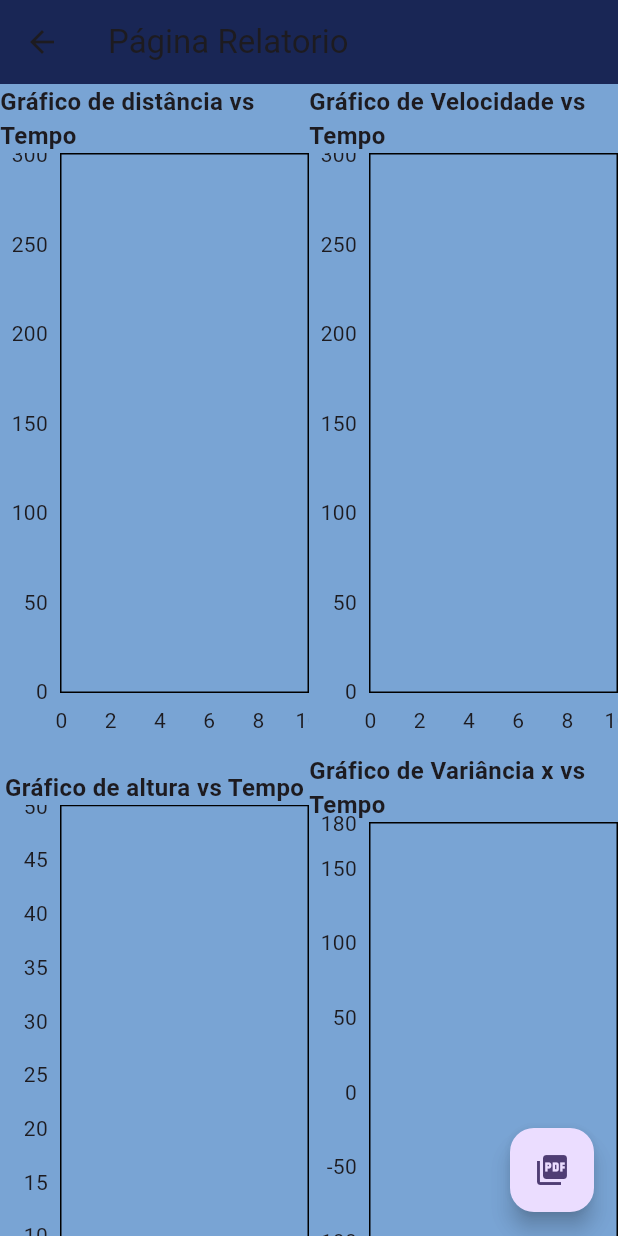
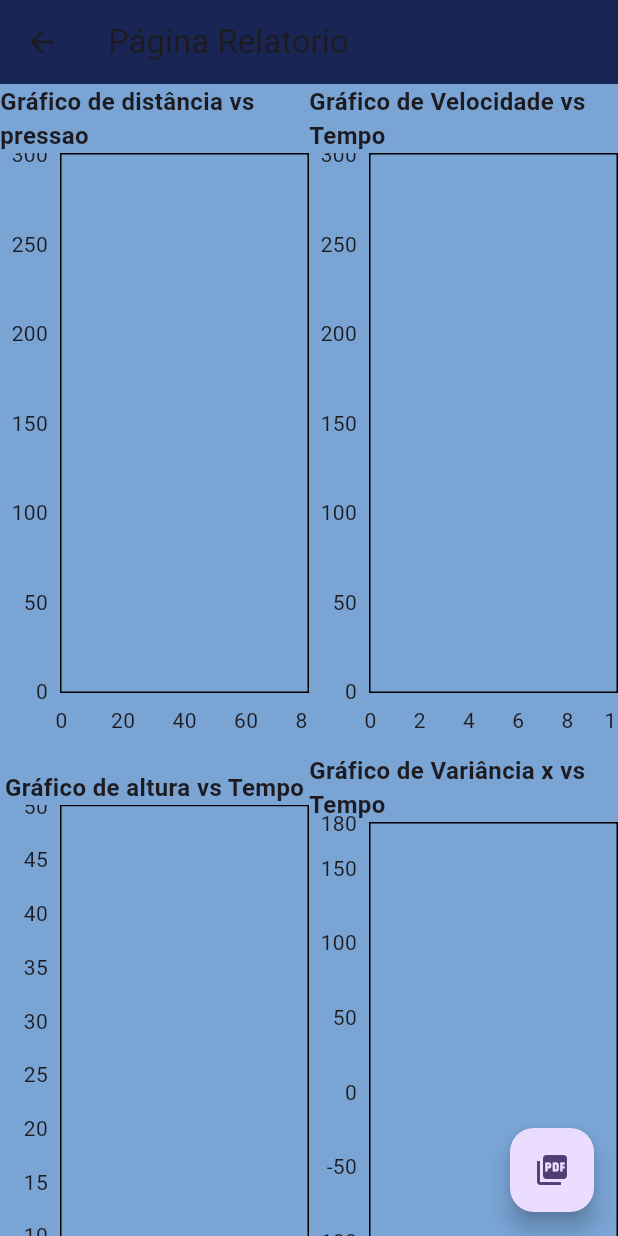
Before and after one commit to libruna/projeto-integrador-1, a Flutter app: the NewPage screen opened directly, after a tap on "Relatório", on a phone screen of 412 x 824 dp. Run offline on Flutter 3.47's test engine with Material 3 defaults, Android fonts, the phone set to English and light mode, and no system bars; drawn by our look-alikes of fl_chart, screenshot; our stand-ins replace pdf, share_plus, syncfusion_flutter_gauges; missing offline and left inert: protobuf, rinf; statements that could not run were skipped.

Commit message:
Add files via upload

```diff
--- a/monitor/lib/bateria.dart
+++ b/monitor/lib/bateria.dart
@@ -14,13 +14,11 @@ class BatteryIndicator extends StatelessWidget {
       child: Column(
         mainAxisAlignment: MainAxisAlignment.center,
         children: [
-          // Barra de bateria vertical
           Container(
             width: 20,
             height: 100,
             decoration: BoxDecoration(
-              border:
-                  Border.all(color: Colors.black, width: 2.5), // Ajuste aqui
+              border: Border.all(color: Colors.black, width: 2.5),
               borderRadius: BorderRadius.circular(5),
             ),
             child: FractionallySizedBox(
@@ -37,7 +35,6 @@ class BatteryIndicator extends StatelessWidget {
             ),
           ),
           SizedBox(height: 8),
-          // Texto da porcentagem de bateria
           Text(
             '$batteryLevel%',
             style: TextStyle(fontSize: 16, fontWeight: FontWeight.bold),
--- a/monitor/lib/grafAltitude.dart
+++ b/monitor/lib/grafAltitude.dart
@@ -24,7 +24,7 @@ class HighState extends State<HighChart> {
     FlSpot(0, 0),
   ];
 
-  double maxX = 10; // Inicialize o valor máximo do eixo X
+  double maxX = 10;
   double maxY = 50;
 
   @override
--- a/monitor/lib/grafDistancia.dart
+++ b/monitor/lib/grafDistancia.dart
@@ -24,7 +24,7 @@ class DistanceState extends State<DistanceChart> {
     FlSpot(0, 0),
   ];
 
-  double maxX = 10; // Inicialize o valor máximo do eixo X
+  double maxX = 80;
   double maxY = 300;
 
   @override
@@ -35,7 +35,7 @@ class DistanceState extends State<DistanceChart> {
       child: Column(
         children: [
           Text(
-            'Gráfico de distância vs Tempo',
+            'Gráfico de distância vs pressao',
             style: TextStyle(
               fontSize: 16,
               fontWeight: FontWeight.bold,
--- a/monitor/lib/grafVelocidade.dart
+++ b/monitor/lib/grafVelocidade.dart
@@ -24,7 +24,7 @@ class VelocityState extends State<VelocityChart> {
     FlSpot(0, 0),
   ];
 
-  double maxX = 10; // Inicialize o valor máximo do eixo X
+  double maxX = 10;
   double maxY = 300;
 
   @override
--- a/monitor/lib/graficox.dart
+++ b/monitor/lib/graficox.dart
@@ -22,7 +22,7 @@ class TimeAngleXChart extends StatefulWidget {
 class _TimeAngleXChartState extends State<TimeAngleXChart> {
   List<FlSpot> data = [];
 
-  double maxX = 20;
+  double maxX = 10;
   double maxY = 180;
 
   @override
--- a/monitor/lib/graficoy.dart
+++ b/monitor/lib/graficoy.dart
@@ -22,7 +22,7 @@ class TimeAngleYChart extends StatefulWidget {
 class _TimeAngleYChartState extends State<TimeAngleYChart> {
   List<FlSpot> data = [];
 
-  double maxX = 20; // Inicialize o valor máximo do eixo X
+  double maxX = 10;
   double maxY = 180;
 
   @override
--- a/monitor/lib/graficoz.dart
+++ b/monitor/lib/graficoz.dart
@@ -22,9 +22,9 @@ class TimeAngleZChart extends StatefulWidget {
 class _TimeAngleZChartState extends State<TimeAngleZChart> {
   List<FlSpot> data = [];
 
-  double maxX = 20; // Inicialize o valor máximo do eixo X
+  double maxX = 10;
   double maxY = 180;
-  double lastYValue = 4.0; // Inicialize com um valor padrão
+  double lastYValue = 4.0;
 
   @override
   Widget build(BuildContext context) {
--- a/monitor/lib/lancamentos.dart
+++ b/monitor/lib/lancamentos.dart
@@ -15,8 +15,7 @@ class _LancamentoState extends State<Lancamento> {
   final double buttonHeight = 50;
   final double alterarButtonSize = 50;
 
-  String textoBotaoClicado =
-      ''; // Variável para armazenar o texto do botão clicado
+  String textoBotaoClicado = '';
 
   @override
   Widget build(BuildContext context) {
@@ -116,7 +115,6 @@ class _LancamentoState extends State<Lancamento> {
                   }
                 });
 
-                // Atualize a variável com o texto do botão clicado
                 textoBotaoClicado = controller.text;
 
                 Navigator.of(context).pop();
--- a/monitor/lib/opcoes.dart
+++ b/monitor/lib/opcoes.dart
@@ -20,20 +20,18 @@ class Options extends StatelessWidget {
             style: ElevatedButton.styleFrom(
               backgroundColor: Colors.grey,
               shape: RoundedRectangleBorder(
-                borderRadius:
-                    BorderRadius.circular(5), // Ajuste conforme necessário
+                borderRadius: BorderRadius.circular(5),
               ),
             ),
             child: Text('Relatório'),
           ),
-          SizedBox(width: 10), // Ajuste conforme necessário
+          SizedBox(width: 10),
           ElevatedButton(
             onPressed: () {},
             style: ElevatedButton.styleFrom(
               backgroundColor: Colors.grey,
               shape: RoundedRectangleBorder(
-                borderRadius:
-                    BorderRadius.circular(5), // Ajuste conforme necessário
+                borderRadius: BorderRadius.circular(5),
               ),
             ),
             child: Text('Limpar'),
--- a/monitor/lib/relatorio.dart
+++ b/monitor/lib/relatorio.dart
@@ -107,10 +107,8 @@ class Relatorio extends StatelessWidget {
         ),
         floatingActionButton: FloatingActionButton(
           onPressed: () async {
-            // Aguarde a renderização dos gráficos
             await Future.delayed(Duration(seconds: 2));
 
-            // Gere o PDF
             await PdfGenerator.generatePdf(screenshotController);
 
             ScaffoldMessenger.of(context).showSnackBar(
--- a/monitor/lib/selecaoOpcoes.dart
+++ b/monitor/lib/selecaoOpcoes.dart
@@ -108,16 +108,15 @@ class SelecaoOpcao extends StatelessWidget {
               fontWeight: FontWeight.w700,
               color: Colors.white,
             ),
-          ); // Texto com o nome do lançamento ou um título padrão
+          );
         }
       },
     );
   }
 
   Future<String> _recuperaNomeLancamento() async {
-    // Substitua isso com a lógica real para obter o nome do lançamento do banco de dados
     await Future.delayed(Duration(seconds: 2));
-    return nomeLancamento; // Exemplo de retorno, substitua com a lógica real
+    return nomeLancamento;
   }
 
   void _navegaParaPagRelatorio(BuildContext context) {
--- a/monitor/lib/voo.dart
+++ b/monitor/lib/voo.dart
@@ -36,9 +36,7 @@ class NewPage extends StatelessWidget {
               right: 150,
               top: 500,
               child: ElevatedButton(
-                onPressed: () {
-                  // Adicione a lógica do botão "Iniciar" aqui
-                },
+                onPressed: () {},
                 style: ElevatedButton.styleFrom(
                   backgroundColor: Colors.green,
                 ),
```
Also changed, not shown: monitor/lib/grafPeso.dart (+5 -5 lines), monitor/lib/grafVolume.dart (+9 -8 lines), monitor/lib/main.dart (+18 -3 lines).
